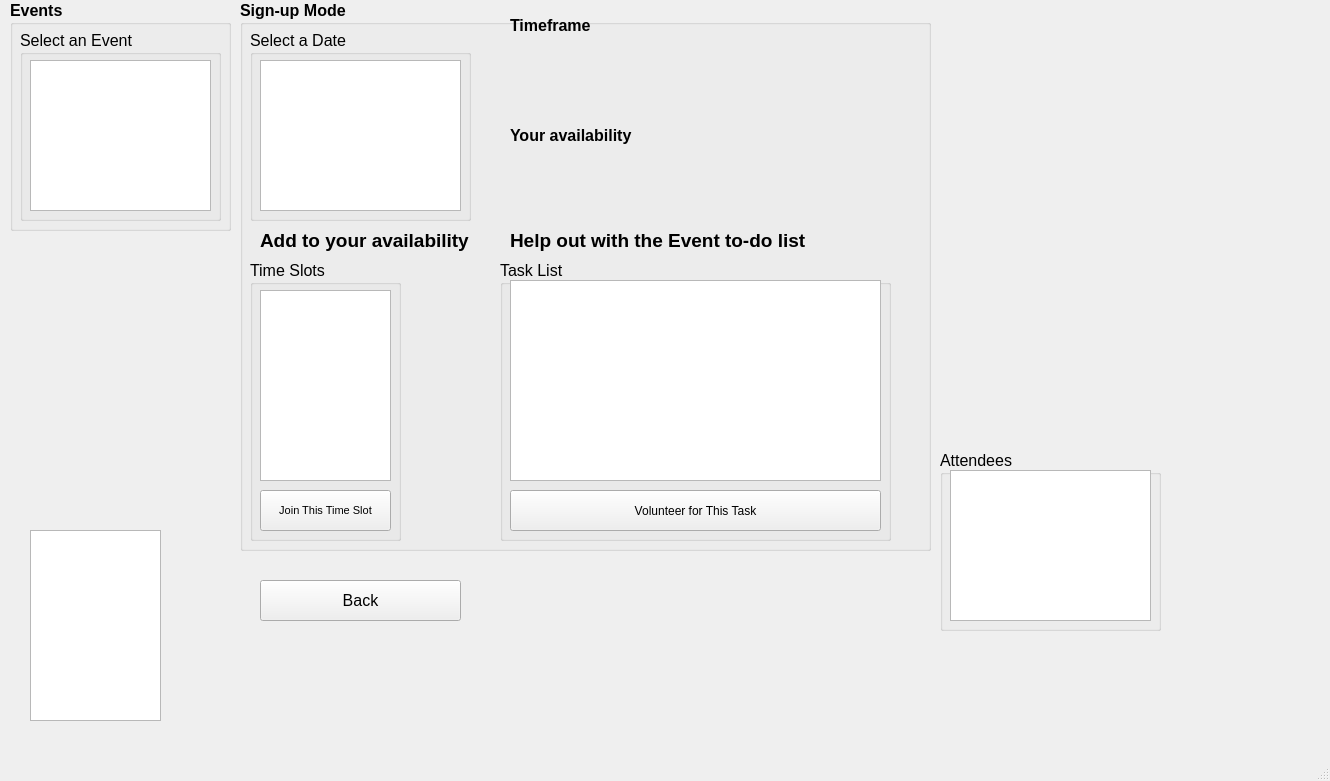
lanegramling/EventPlanner_Project, file EventPlanner/addingmode.ui: the form before one commit.
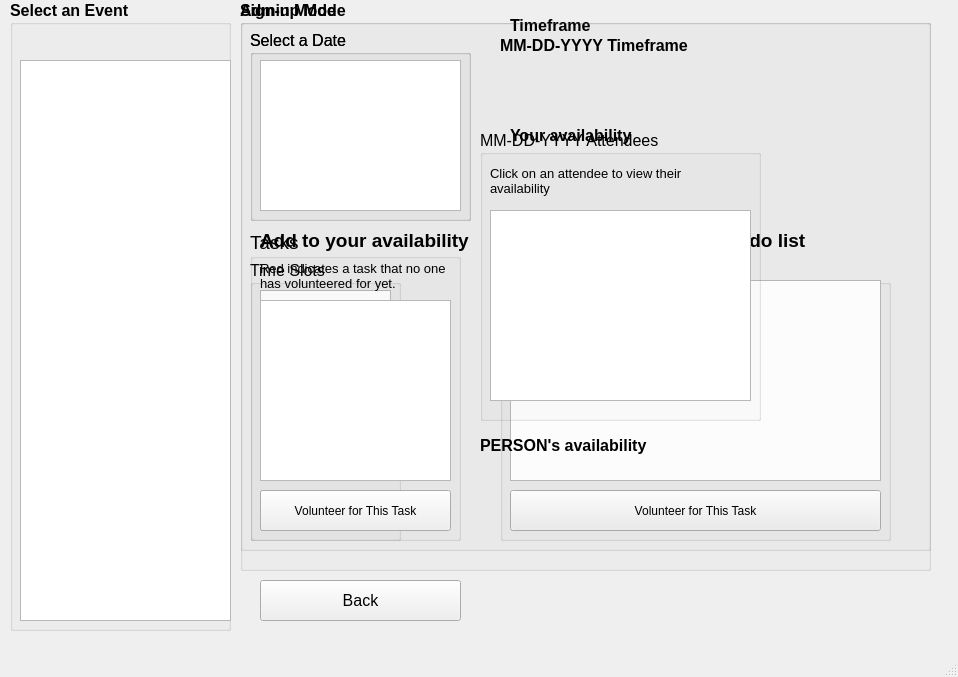
The form after the commit.

Commit message: Admin mode is complete

Diff of the .ui file:
```diff
--- a/EventPlanner/addingmode.ui
+++ b/EventPlanner/addingmode.ui
@@ -9,8 +9,8 @@
    <rect>
     <x>0</x>
     <y>0</y>
-    <width>1330</width>
-    <height>781</height>
+    <width>958</width>
+    <height>677</height>
    </rect>
   </property>
   <property name="font">
@@ -42,7 +42,7 @@
       <x>10</x>
       <y>0</y>
       <width>221</width>
-      <height>231</height>
+      <height>631</height>
      </rect>
     </property>
     <property name="font">
@@ -52,67 +52,25 @@
      </font>
     </property>
     <property name="title">
-     <string>Events</string>
+     <string>Select an Event</string>
     </property>
-    <widget class="QGroupBox" name="groupBox">
+    <widget class="QListWidget" name="wListEvents">
      <property name="geometry">
       <rect>
        <x>10</x>
-       <y>30</y>
-       <width>201</width>
-       <height>191</height>
+       <y>60</y>
+       <width>211</width>
+       <height>561</height>
       </rect>
      </property>
-     <property name="font">
-      <font>
-       <weight>50</weight>
-       <bold>false</bold>
-      </font>
+     <property name="frameShadow">
+      <enum>QFrame::Plain</enum>
      </property>
-     <property name="title">
-      <string>Select an Event</string>
+     <property name="lineWidth">
+      <number>100</number>
      </property>
-     <widget class="QListWidget" name="wListEvents">
-      <property name="geometry">
-       <rect>
-        <x>10</x>
-        <y>30</y>
-        <width>181</width>
-        <height>151</height>
-       </rect>
-      </property>
-      <property name="frameShadow">
-       <enum>QFrame::Plain</enum>
-      </property>
-      <property name="lineWidth">
-       <number>100</number>
-      </property>
-      <property name="sizeAdjustPolicy">
-       <enum>QAbstractScrollArea::AdjustToContents</enum>
-      </property>
-     </widget>
-    </widget>
-   </widget>
-   <widget class="QGroupBox" name="gbAttendees">
-    <property name="geometry">
-     <rect>
-      <x>940</x>
-      <y>450</y>
-      <width>221</width>
-      <height>181</height>
-     </rect>
-    </property>
-    <property name="title">
-     <string>Attendees</string>
-    </property>
-    <widget class="QListWidget" name="wListAttendees">
-     <property name="geometry">
-      <rect>
-       <x>10</x>
-       <y>20</y>
-       <width>201</width>
-       <height>151</height>
-      </rect>
+     <property name="sizeAdjustPolicy">
+      <enum>QAbstractScrollArea::AdjustToContents</enum>
      </property>
     </widget>
    </widget>
@@ -403,18 +361,260 @@
      <zorder>gbAttendees</zorder>
     </widget>
    </widget>
-   <widget class="QListWidget" name="wListTimeslots">
+   <widget class="QGroupBox" name="gbAdmin">
     <property name="geometry">
      <rect>
-      <x>30</x>
-      <y>530</y>
-      <width>131</width>
-      <height>191</height>
+      <x>240</x>
+      <y>0</y>
+      <width>691</width>
+      <height>571</height>
      </rect>
     </property>
-    <property name="toolTip">
-     <string>&lt;html&gt;&lt;head/&gt;&lt;body&gt;&lt;p&gt;Choose a timeslot to view attendees who've signed up for it, OR&lt;/p&gt;&lt;p&gt;Sign up to attend it!&lt;/p&gt;&lt;/body&gt;&lt;/html&gt;</string>
+    <property name="font">
+     <font>
+      <weight>75</weight>
+      <bold>true</bold>
+     </font>
     </property>
+    <property name="visible">
+     <bool>false</bool>
+    </property>
+    <property name="title">
+     <string>Admin Mode</string>
+    </property>
+    <widget class="QGroupBox" name="gbAdminDates">
+     <property name="geometry">
+      <rect>
+       <x>10</x>
+       <y>30</y>
+       <width>221</width>
+       <height>191</height>
+      </rect>
+     </property>
+     <property name="font">
+      <font>
+       <weight>50</weight>
+       <bold>false</bold>
+      </font>
+     </property>
+     <property name="title">
+      <string>Select a Date</string>
+     </property>
+     <widget class="QListWidget" name="wListAdminDates">
+      <property name="geometry">
+       <rect>
+        <x>10</x>
+        <y>30</y>
+        <width>201</width>
+        <height>151</height>
+       </rect>
+      </property>
+     </widget>
+    </widget>
+    <widget class="QLabel" name="lblAdminAttn">
+     <property name="geometry">
+      <rect>
+       <x>240</x>
+       <y>460</y>
+       <width>431</width>
+       <height>101</height>
+      </rect>
+     </property>
+     <property name="font">
+      <font>
+       <pointsize>10</pointsize>
+       <weight>50</weight>
+       <bold>false</bold>
+      </font>
+     </property>
+     <property name="text">
+      <string/>
+     </property>
+     <property name="alignment">
+      <set>Qt::AlignLeading|Qt::AlignLeft|Qt::AlignTop</set>
+     </property>
+     <property name="wordWrap">
+      <bool>true</bool>
+     </property>
+    </widget>
+    <widget class="QLabel" name="lblAdminTitle1">
+     <property name="geometry">
+      <rect>
+       <x>260</x>
+       <y>30</y>
+       <width>201</width>
+       <height>31</height>
+      </rect>
+     </property>
+     <property name="text">
+      <string>MM-DD-YYYY Timeframe</string>
+     </property>
+     <property name="wordWrap">
+      <bool>false</bool>
+     </property>
+    </widget>
+    <widget class="QLabel" name="lblAdminTimeframe">
+     <property name="geometry">
+      <rect>
+       <x>260</x>
+       <y>60</y>
+       <width>381</width>
+       <height>61</height>
+      </rect>
+     </property>
+     <property name="font">
+      <font>
+       <weight>50</weight>
+       <bold>false</bold>
+      </font>
+     </property>
+     <property name="text">
+      <string/>
+     </property>
+     <property name="alignment">
+      <set>Qt::AlignLeading|Qt::AlignLeft|Qt::AlignTop</set>
+     </property>
+     <property name="wordWrap">
+      <bool>true</bool>
+     </property>
+    </widget>
+    <widget class="QLabel" name="lblAdminTitle2">
+     <property name="geometry">
+      <rect>
+       <x>240</x>
+       <y>430</y>
+       <width>211</width>
+       <height>31</height>
+      </rect>
+     </property>
+     <property name="text">
+      <string>PERSON's availability</string>
+     </property>
+     <property name="wordWrap">
+      <bool>false</bool>
+     </property>
+    </widget>
+    <widget class="QGroupBox" name="gbAttendees">
+     <property name="geometry">
+      <rect>
+       <x>240</x>
+       <y>130</y>
+       <width>281</width>
+       <height>291</height>
+      </rect>
+     </property>
+     <property name="font">
+      <font>
+       <weight>50</weight>
+       <bold>false</bold>
+      </font>
+     </property>
+     <property name="title">
+      <string>MM-DD-YYYY Attendees</string>
+     </property>
+     <widget class="QListWidget" name="wListAttendees">
+      <property name="geometry">
+       <rect>
+        <x>10</x>
+        <y>80</y>
+        <width>261</width>
+        <height>191</height>
+       </rect>
+      </property>
+     </widget>
+     <widget class="QLabel" name="label_4">
+      <property name="geometry">
+       <rect>
+        <x>10</x>
+        <y>30</y>
+        <width>241</width>
+        <height>41</height>
+       </rect>
+      </property>
+      <property name="font">
+       <font>
+        <pointsize>10</pointsize>
+       </font>
+      </property>
+      <property name="text">
+       <string>Click on an attendee to view their availability</string>
+      </property>
+      <property name="wordWrap">
+       <bool>true</bool>
+      </property>
+     </widget>
+    </widget>
+    <widget class="QGroupBox" name="groupBox_2">
+     <property name="geometry">
+      <rect>
+       <x>10</x>
+       <y>230</y>
+       <width>211</width>
+       <height>311</height>
+      </rect>
+     </property>
+     <property name="font">
+      <font>
+       <pointsize>14</pointsize>
+       <weight>50</weight>
+       <bold>false</bold>
+      </font>
+     </property>
+     <property name="title">
+      <string>Tasks</string>
+     </property>
+     <widget class="QListWidget" name="wListAdminTasks">
+      <property name="geometry">
+       <rect>
+        <x>10</x>
+        <y>70</y>
+        <width>191</width>
+        <height>181</height>
+       </rect>
+      </property>
+     </widget>
+     <widget class="QPushButton" name="btnAdminVolunteer">
+      <property name="geometry">
+       <rect>
+        <x>10</x>
+        <y>260</y>
+        <width>191</width>
+        <height>41</height>
+       </rect>
+      </property>
+      <property name="font">
+       <font>
+        <pointsize>9</pointsize>
+       </font>
+      </property>
+      <property name="text">
+       <string>Volunteer for This Task</string>
+      </property>
+     </widget>
+     <widget class="QLabel" name="lblTasks">
+      <property name="geometry">
+       <rect>
+        <x>10</x>
+        <y>30</y>
+        <width>191</width>
+        <height>31</height>
+       </rect>
+      </property>
+      <property name="font">
+       <font>
+        <pointsize>10</pointsize>
+        <weight>50</weight>
+        <bold>false</bold>
+       </font>
+      </property>
+      <property name="text">
+       <string>Red indicates a task that no one has volunteered for yet.</string>
+      </property>
+      <property name="wordWrap">
+       <bool>true</bool>
+      </property>
+     </widget>
+    </widget>
    </widget>
   </widget>
   <widget class="QMenuBar" name="menubar">
```
Left out of the diff: 8 changed lines with no effect on the pictures. The commit also changes 2 other files.
